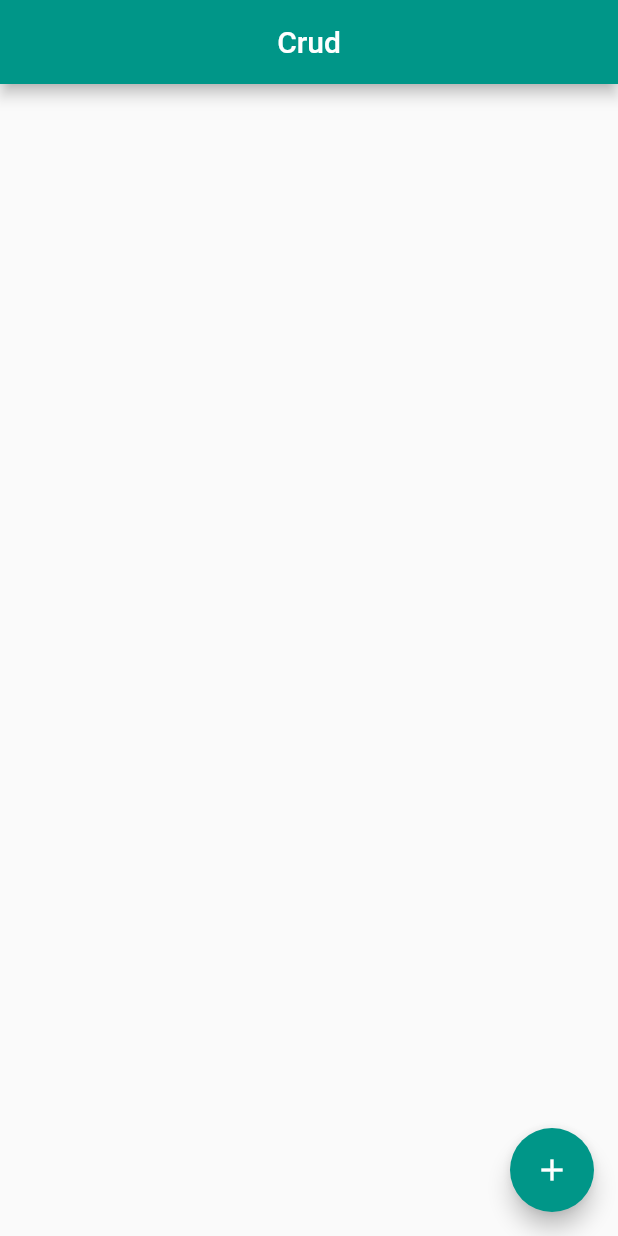
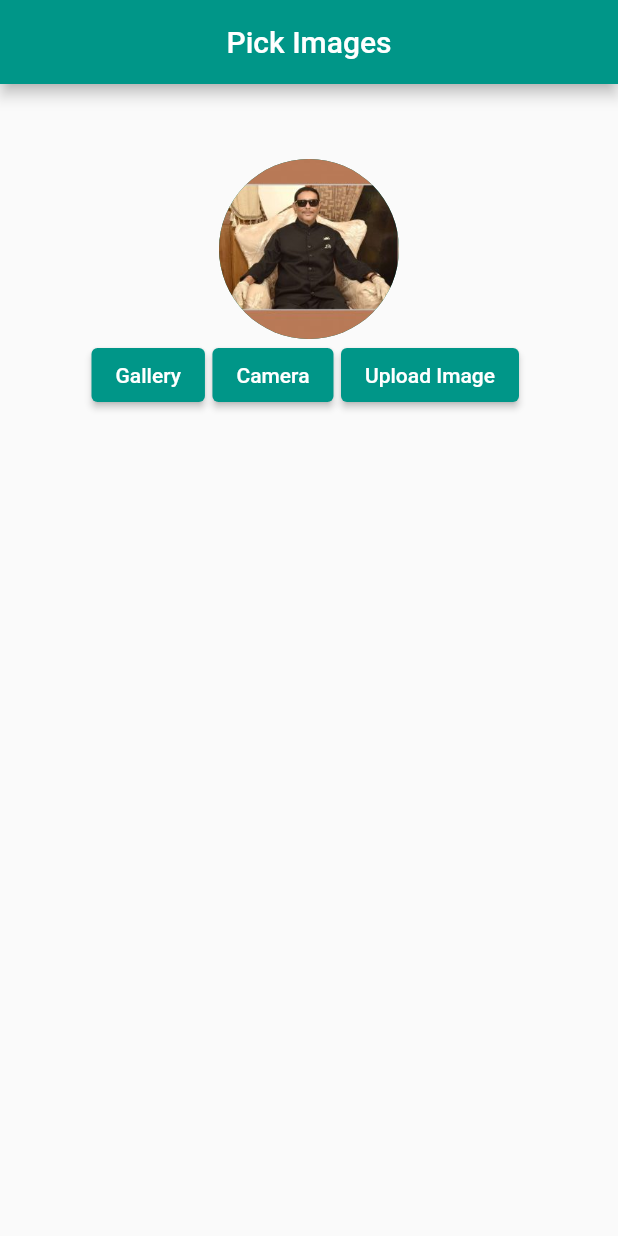
Before and after one commit to Obaydullah-Hasib/travel_guide, a Flutter app: the screen it shows after launch, on a phone screen of 412 x 824 dp. Run offline on Flutter 3.47's test engine with Material 2 defaults, Android fonts, the phone set to English and light mode, and no system bars; our stand-ins replace cloud_firestore, firebase_core, firebase_storage, flutter_lorem, font_awesome_flutter, image_picker; accounts and stored records are empty.

Commit message:
'day36_travelImageUpload'

```diff
--- a/lib/main.dart
+++ b/lib/main.dart
@@ -1,5 +1,6 @@
 import 'package:flutter/material.dart';
 import 'package:travel_guide/pages/crud.dart';
+import 'package:travel_guide/pages/imagePicker.dart';
 import 'package:travel_guide/pages/myhomepage.dart';
 import 'package:firebase_core/firebase_core.dart' as firebase_core;
 void main()async {
@@ -24,7 +25,7 @@ class MyApp extends StatelessWidget {
         hintColor: Colors.white,
 
       ),
-      home: const RetriveData(),
+      home: const imagePickerClass(),
     );
   }
 }
--- /dev/null
+++ b/lib/pages/imagePicker.dart
@@ -0,0 +1,158 @@
+import 'dart:io';
+import 'package:cloud_firestore/cloud_firestore.dart';
+import 'package:firebase_storage/firebase_storage.dart';
+import 'package:flutter/material.dart';
+import 'package:image_picker/image_picker.dart';
+import 'package:travel_guide/widgets/appBarDecoration.dart';
+
+class imagePickerClass extends StatefulWidget {
+  const imagePickerClass({Key? key}) : super(key: key);
+
+  @override
+  _imagePickerClassState createState() => _imagePickerClassState();
+}
+
+class _imagePickerClassState extends State<imagePickerClass> {
+  ImagePicker image = ImagePicker();
+  File? file;
+  String url = "";
+Future CameraImage() async{
+  var img = await  image.pickImage(source: ImageSource.camera);
+  setState(() {
+
+    file = File(img!.path);
+  });
+}
+  Future GalleryImage() async{
+    var img = await  image.pickImage(source: ImageSource.gallery);
+    setState(() {
+
+      file = File(img!.path);
+    });
+  }
+
+  Future UploadImage() async{
+   String imageName = DateTime.now().microsecondsSinceEpoch.toString();
+   var imageFile = FirebaseStorage.instance.ref().child(imageName).child("/.jpg");
+   UploadTask task = imageFile.putFile(file!);
+   TaskSnapshot snapshot = await task;
+   //for download image
+    url = await snapshot.ref.getDownloadURL();
+   ////store the image url into the fireshore database
+    await FirebaseFirestore.instance.collection("images").doc().set({"img":url});
+    print(url);
+  }
+  @override
+  Widget build(BuildContext context) {
+    return Scaffold(
+      appBar: appBarDEcoration(context, 'Pick Images'),
+      body: SingleChildScrollView(
+        physics: ScrollPhysics(),
+        child: Column(
+          crossAxisAlignment: CrossAxisAlignment.center,
+          children: [
+            SizedBox(
+              height: 50,
+            ),
+            Center(
+              child: CircleAvatar(
+                radius: 60,
+                backgroundImage: file == null
+                    ? AssetImage("assets/images/Obaidul-Quader.jpg")
+                    : FileImage(File(file!.path)) as ImageProvider,
+              ),
+            ),
+            // ClipRRect(
+            //   child: file == null ? Image.asset("assets/images/Obaidul-Quader.jpg"):
+            //   ,
+            // )
+            Container(
+              child: Row(
+                mainAxisAlignment: MainAxisAlignment.center,
+                children: [
+                  ElevatedButton(
+                    onPressed: () {
+                      GalleryImage();
+                    },
+                    child: Text("Gallery"),
+                  ),
+                  SizedBox(width: 5.0,),
+                  ElevatedButton(
+                    onPressed: () {
+                      CameraImage();
+                    },
+                    child: Text("Camera"),
+                  ),
+                  SizedBox(width: 5.0,),
+                  ElevatedButton(
+                    onPressed: () {
+                      UploadImage();
+                    },
+                    child: Text("Upload Image"),
+                  ),
+                  SizedBox(width: 5.0,),
+
+                ],
+              ),
+            ),
+            SizedBox( height: 5,),
+            ///show the image into the app
+            StreamBuilder(
+              stream: FirebaseFirestore.instance.collection("images").snapshots(),
+              builder: (context,AsyncSnapshot<QuerySnapshot>snapshot){
+                if(snapshot.hasData){
+              return GridView.builder(
+                shrinkWrap: true,
+                physics: ScrollPhysics(),
+                primary: true,
+                gridDelegate: SliverGridDelegateWithFixedCrossAxisCount(
+                  crossAxisCount: 2,
+                  crossAxisSpacing: 5,
+                  mainAxisSpacing: 5,
+                ),
+                itemCount: snapshot.data!.docs.length,
+                itemBuilder: (context,index){
+                  QueryDocumentSnapshot querysnapshot = snapshot.data!.docs[index];
+                  return InkWell(
+                    onTap: ()
+                    {
+                      Navigator.push(
+                          context,
+                          MaterialPageRoute(
+                              builder: (context) =>
+                                  View(
+                                    url: querysnapshot['img'],
+                                  )));
+                    }
+                    ,
+                    child: Hero(
+                      tag: querysnapshot['img'],
+                      child: Card(
+                        child: Image.network(querysnapshot['img'],fit: BoxFit.fill,),
+                      ),
+                    ),
+                  );
+                },
+              );
+                }
+                return Center(child: CircularProgressIndicator());
+              },
+            )
+
+          ],
+        ),
+      ),
+    );
+  }
+}
+
+class View extends StatelessWidget {
+  final url;
+
+  View({this.url});
+
+  @override
+  Widget build(BuildContext context) {
+    return Hero(tag: url, child: Image.network(url));
+  }
+}
--- a/pubspec.yaml
+++ b/pubspec.yaml
@@ -39,6 +39,8 @@ dependencies:
   font_awesome_flutter: ^9.2.0
   cloud_firestore: ^3.1.6
   firebase_core: ^1.11.0
+  image_picker: ^0.8.4+4
+  firebase_storage: ^10.2.5
 
 dev_dependencies:
   flutter_test:
```
Also changed, not shown: pubspec.lock.
